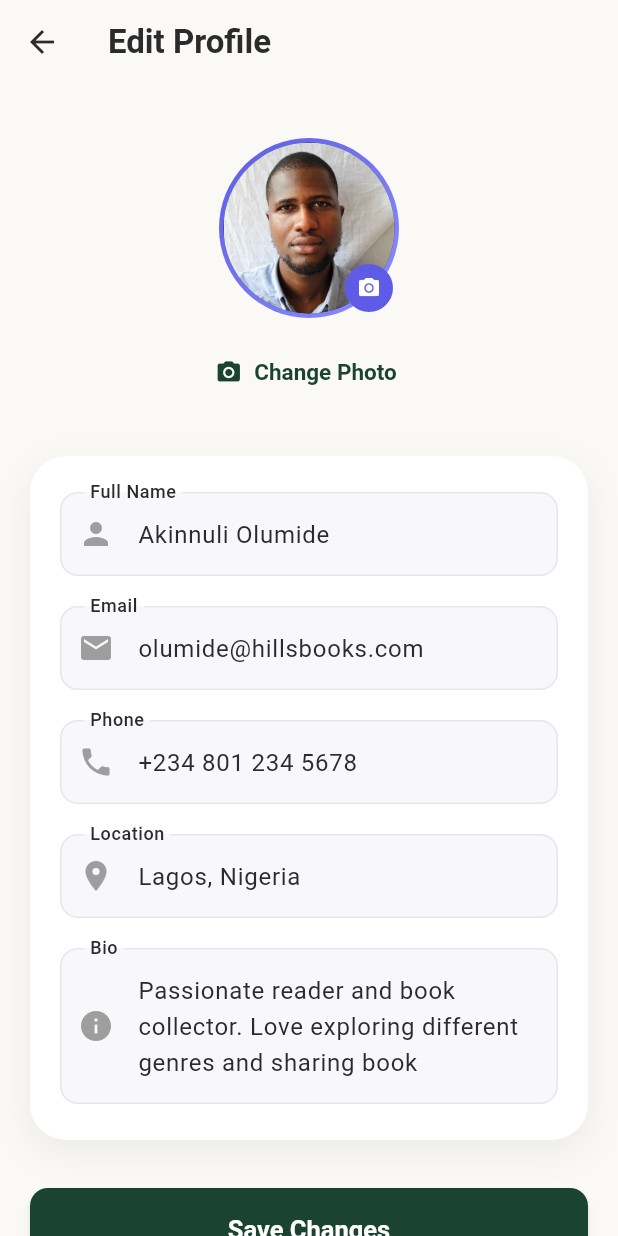
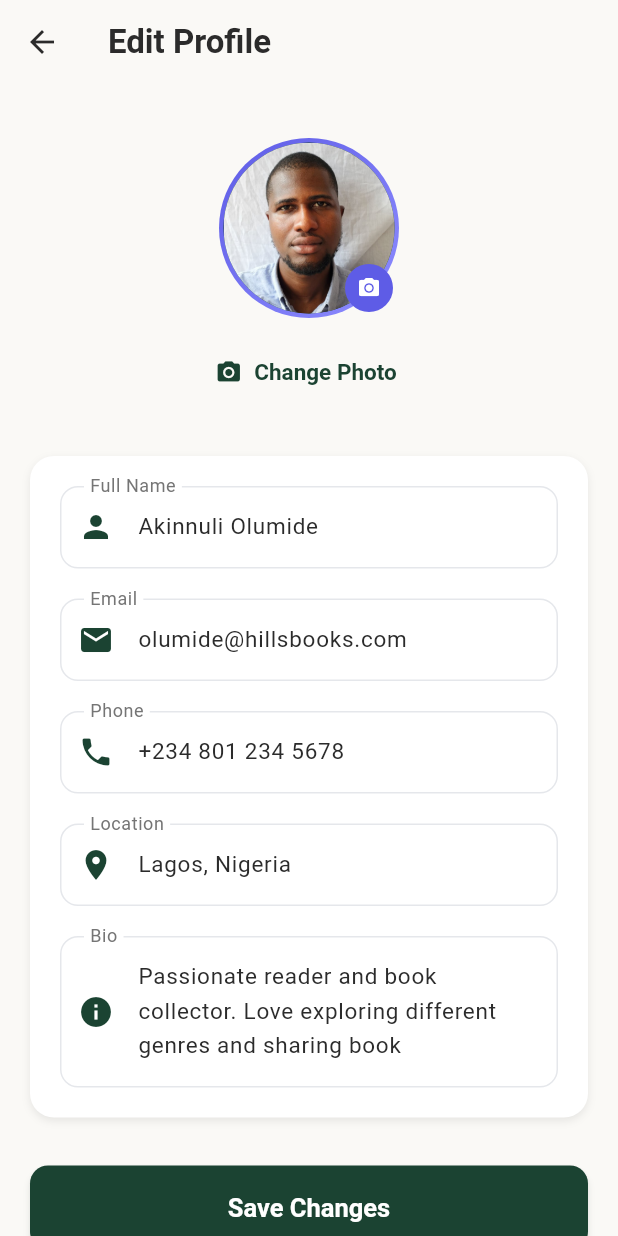
Before and after one commit to LummyHills97/hills_book_store, a Flutter app: the EditProfilePage screen opened directly, on a phone screen of 412 x 824 dp. Run offline on Flutter 3.47's test engine with Material 3 defaults, Android fonts, the phone set to English and light mode, and no system bars; our stand-ins replace flutter_bloc; Roboto replaces fonts that are missing (Poppins).

Commit message:
working on the edit profile

```diff
--- a/lib/features/onboarding/presentation/screens/edit_profile_page.dart
+++ b/lib/features/onboarding/presentation/screens/edit_profile_page.dart
@@ -2,8 +2,6 @@ import 'package:flutter/material.dart';
 import 'package:provider/provider.dart';
 import 'package:hills_book_store/features/onboarding/providers/profile_provider.dart';
 import 'package:hills_book_store/features/onboarding/widgets/profile_avatar.dart';
-import 'package:hills_book_store/features/onboarding/widgets/profile_form_card.dart';
-import 'package:hills_book_store/features/onboarding/widgets/profile_text_field.dart';
 
 class EditProfilePage extends StatefulWidget {
   const EditProfilePage({super.key});
@@ -44,6 +42,8 @@ class _EditProfilePageState extends State<EditProfilePage> {
   @override
   Widget build(BuildContext context) {
     final theme = Theme.of(context);
+    final colorScheme = theme.colorScheme;
+    final isDark = theme.brightness == Brightness.dark;
 
     return Scaffold(
       appBar: AppBar(
@@ -56,31 +56,54 @@ class _EditProfilePageState extends State<EditProfilePage> {
           child: Column(
             children: [
               const SizedBox(height: 16),
+
+              // Profile Avatar - using your custom widget
               const ProfileAvatar(radius: 60),
+
               const SizedBox(height: 12),
+
               TextButton.icon(
                 onPressed: () {
                   ScaffoldMessenger.of(context).showSnackBar(
                     SnackBar(
-                      content: const Text('Photo upload coming soon!'),
-                      backgroundColor: theme.colorScheme.primary,
+                      content: Text(
+                        'Photo upload coming soon!',
+                        style: TextStyle(color: colorScheme.onPrimary),
+                      ),
+                      backgroundColor: colorScheme.primary,
                     ),
                   );
                 },
-                icon: Icon(Icons.camera_alt, color: theme.colorScheme.primary),
+                icon: Icon(Icons.camera_alt, color: colorScheme.primary),
                 label: Text(
                   'Change Photo',
                   style: TextStyle(
-                    color: theme.colorScheme.primary,
+                    color: colorScheme.primary,
                     fontWeight: FontWeight.w600,
                   ),
                 ),
               ),
+
               const SizedBox(height: 32),
 
-              ProfileFormCard(
+              // Form Card - respects theme colors
+              Container(
+                padding: const EdgeInsets.all(20),
+                decoration: BoxDecoration(
+                  color: colorScheme.surface,
+                  borderRadius: BorderRadius.circular(16),
+                  boxShadow: [
+                    BoxShadow(
+                      color: Colors.black.withValues(alpha: isDark ? 0.3 : 0.08),
+                      blurRadius: isDark ? 8 : 4,
+                      offset: const Offset(0, 2),
+                    ),
+                  ],
+                ),
+                child: Column(
                   children: [
-                  ProfileTextField(
+                    _buildTextField(
+                      context: context,
                       controller: nameController,
                       label: 'Full Name',
                       icon: Icons.person,
@@ -92,7 +115,8 @@ class _EditProfilePageState extends State<EditProfilePage> {
                       },
                     ),
                     const SizedBox(height: 20),
-                  ProfileTextField(
+                    _buildTextField(
+                      context: context,
                       controller: emailController,
                       label: 'Email',
                       icon: Icons.email,
@@ -108,7 +132,8 @@ class _EditProfilePageState extends State<EditProfilePage> {
                       },
                     ),
                     const SizedBox(height: 20),
-                  ProfileTextField(
+                    _buildTextField(
+                      context: context,
                       controller: phoneController,
                       label: 'Phone',
                       icon: Icons.phone,
@@ -121,19 +146,22 @@ class _EditProfilePageState extends State<EditProfilePage> {
                       },
                     ),
                     const SizedBox(height: 20),
-                  ProfileTextField(
+                    _buildTextField(
+                      context: context,
                       controller: locationController,
                       label: 'Location',
                       icon: Icons.location_on,
                     ),
                     const SizedBox(height: 20),
-                  ProfileTextField(
+                    _buildTextField(
+                      context: context,
                       controller: bioController,
                       label: 'Bio',
                       icon: Icons.info,
                       maxLines: 3,
                     ),
                   ],
+                ),
               ),
 
               const SizedBox(height: 32),
@@ -153,14 +181,20 @@ class _EditProfilePageState extends State<EditProfilePage> {
 
                       ScaffoldMessenger.of(context).showSnackBar(
                         SnackBar(
-                          content: const Row(
+                          content: Row(
                             children: [
-                              Icon(Icons.check_circle, color: Colors.white),
-                              SizedBox(width: 12),
-                              Text('Profile updated successfully'),
+                              Icon(
+                                Icons.check_circle,
+                                color: colorScheme.onPrimary,
+                              ),
+                              const SizedBox(width: 12),
+                              Text(
+                                'Profile updated successfully',
+                                style: TextStyle(color: colorScheme.onPrimary),
+                              ),
                             ],
                           ),
-                          backgroundColor: theme.colorScheme.primary,
+                          backgroundColor: colorScheme.primary,
                           behavior: SnackBarBehavior.floating,
                           shape: RoundedRectangleBorder(
                             borderRadius: BorderRadius.circular(12),
@@ -187,4 +221,53 @@ class _EditProfilePageState extends State<EditProfilePage> {
       ),
     );
   }
+
+  Widget _buildTextField({
+    required BuildContext context,
+    required TextEditingController controller,
+    required String label,
+    required IconData icon,
+    TextInputType? keyboardType,
+    int maxLines = 1,
+    String? Function(String?)? validator,
+  }) {
+    final theme = Theme.of(context);
+    final colorScheme = theme.colorScheme;
+    final isDark = theme.brightness == Brightness.dark;
+
+    return TextFormField(
+      controller: controller,
+      keyboardType: keyboardType,
+      maxLines: maxLines,
+      style: TextStyle(
+        color: colorScheme.onSurface,
+        fontSize: 15,
+      ),
+      decoration: InputDecoration(
+        labelText: label,
+        labelStyle: TextStyle(
+          color: isDark ? theme.textTheme.bodyMedium?.color : Colors.grey[600],
+        ),
+        prefixIcon: Icon(
+          icon,
+          color: colorScheme.primary,
+        ),
+        filled: true,
+        fillColor: theme.inputDecorationTheme.fillColor,
+        border: theme.inputDecorationTheme.border,
+        enabledBorder: theme.inputDecorationTheme.enabledBorder,
+        focusedBorder: theme.inputDecorationTheme.focusedBorder,
+        errorBorder: OutlineInputBorder(
+          borderRadius: BorderRadius.circular(12),
+          borderSide: BorderSide(color: colorScheme.error),
+        ),
+        focusedErrorBorder: OutlineInputBorder(
+          borderRadius: BorderRadius.circular(12),
+          borderSide: BorderSide(color: colorScheme.error, width: 2),
+        ),
+        contentPadding: const EdgeInsets.symmetric(horizontal: 16, vertical: 16),
+      ),
+      validator: validator,
+    );
   }
+}
```
Lines whose indentation alone changed are shown as unchanged.
